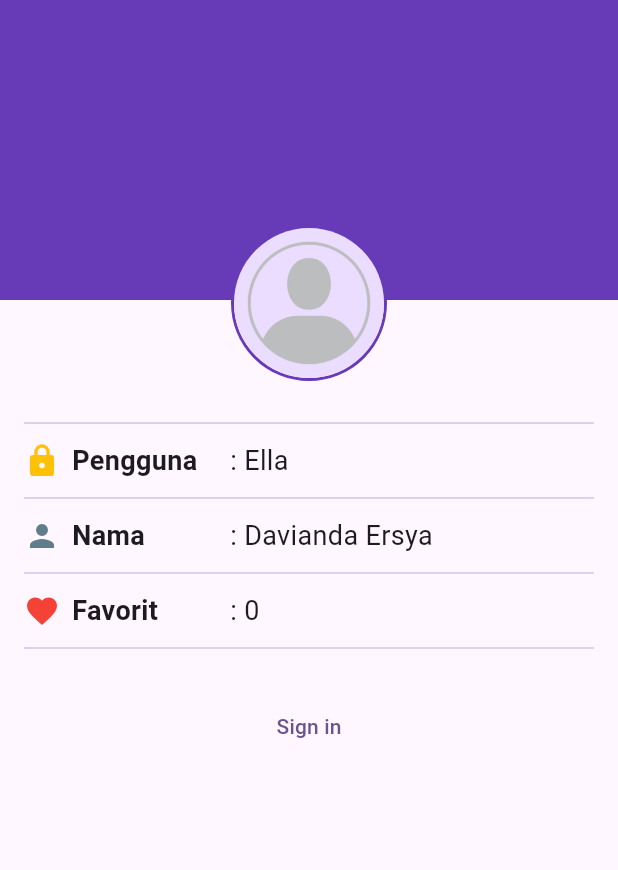
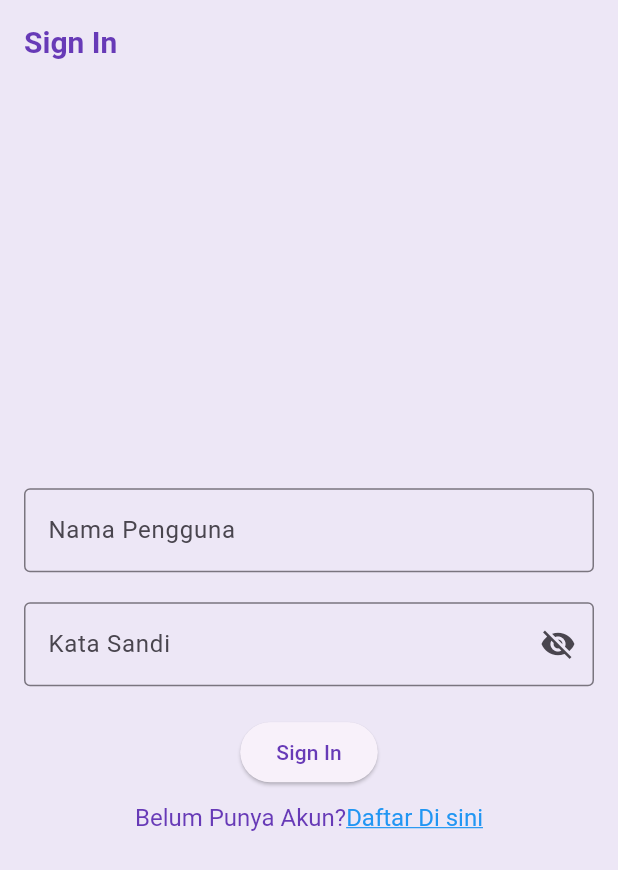
Before and after one commit to 2024-2025-Gasal-PABI-SI5B/project-wisata-candi-si5b-davianella, a Flutter app: the screen it shows after launch, on a phone screen of 412 x 824 dp. Shown: the top 870 px of the screen. Run offline on Flutter 3.47's test engine with Material 3 defaults, Android fonts, the phone set to English and light mode, and no system bars.

Commit message:
sign in screen

```diff
--- a/candi/lib/main.dart
+++ b/candi/lib/main.dart
@@ -2,6 +2,7 @@ import 'package:candi/screens/profile_screen.dart';
 import 'package:flutter/material.dart';
 import 'package:candi/screens/detail_screen.dart';
 import 'package:candi/data/candi_data.dart';
+import 'package:candi/screens/signin_screen.dart';
 
 void main() {
   runApp(const MainApp());
@@ -15,11 +16,22 @@ class MainApp extends StatelessWidget {
     return MaterialApp(
       title: 'Wisata Candi',
       theme: ThemeData(
-        colorScheme : ColorScheme.fromSeed(seedColor:Colors.deepPurple),
+        appBarTheme: const AppBarTheme(
+          iconTheme: IconThemeData(color: Colors.deepPurple),
+          titleTextStyle: TextStyle(
+            color: Colors.deepPurple,
+            fontSize: 20,
+            fontWeight: FontWeight.bold,
+          )
+        ),
+        colorScheme : ColorScheme.fromSeed(seedColor:Colors.deepPurple).copyWith(
+          primary: Colors.deepPurple,
+          surface: Colors.deepPurple[50],
+        ),
         useMaterial3: true,
       ),
       //home: DetailScreen(candi: candiList[0],),
-      home: ProfileScreen(),
+      home: SignInScreen(),
     );
   }
 }
--- /dev/null
+++ b/candi/lib/screens/signin_screen.dart
@@ -0,0 +1,110 @@
+import 'package:flutter/material.dart';
+import 'package:flutter/gestures.dart';
+
+class SignInScreen extends StatefulWidget {
+  const SignInScreen({super.key});
+
+  @override
+  State<SignInScreen> createState() => _SignInScreenState();
+}
+
+class _SignInScreenState extends State<SignInScreen> {
+  // TODO : 1. Deklarasi Variable
+  final TextEditingController _usernameController = TextEditingController();
+  final TextEditingController _passwordController = TextEditingController();
+
+  String _errorText = '';
+  bool _isSignIn = false;
+  bool _obscurePassword = true;
+
+  @override
+  Widget build(BuildContext context) {
+    return Scaffold(
+      //TODO: 2. Pasang AppBar
+      appBar: AppBar(
+        title: const Text('Sign In'),
+      ),
+      //TODO: 3. Pasang Body
+      body: Center(
+        child: SingleChildScrollView(
+          child: Padding(
+            padding: const EdgeInsets.all(16.0),
+            child: Form(
+              child: Column(
+                //TODO : 4. Atur mainAxisAligment dan crossAxisAlignment
+                mainAxisAlignment: MainAxisAlignment.center,
+                crossAxisAlignment: CrossAxisAlignment.center,
+                children: [
+                  //TODO : 5. Buat TextformField untuk Nama Pengguna
+                  TextFormField(
+                    controller: _usernameController,
+                    decoration: const InputDecoration(
+                      labelText: 'Nama Pengguna',
+                      hintText: 'Masukkan Nama Pengguna',
+                      border: OutlineInputBorder(),
+                    ),
+                  ),
+
+                  //TODO : 6. Buat TextformField untuk password
+                  const SizedBox(height: 20),
+                  TextFormField(
+                    controller: _passwordController,
+                    decoration: InputDecoration(
+                      labelText: 'Kata Sandi',
+                      hintText: 'Masukkan Kata Sandi',
+                      border: const OutlineInputBorder(),
+                      errorText: _errorText.isNotEmpty ? _errorText : null,
+                      suffixIcon: IconButton(
+                        onPressed: () {
+                          setState(() {
+                            _obscurePassword = !_obscurePassword;
+                          });
+                        },
+                        icon: Icon(
+                          _obscurePassword ? Icons.visibility_off : Icons.visibility,
+                        ),
+                      ),
+                    ),
+                    obscureText: _obscurePassword,
+                  ),
+
+                  //TODO : 7. Buat Elevated Button Sign In
+                  const SizedBox(
+                    height: 20,
+                  ),
+                  ElevatedButton(
+                    onPressed: () {},
+                    child: const Text('Sign In'),
+                  ),
+
+                  //TODO : 8. Buat Elevated Button Sign Up
+                  const SizedBox(
+                    height: 10,
+                  ),
+                  //TextButton(onPressed: (){},
+                  //child: Text('Belum Punya Akun? Daftar Disini.')),
+                  RichText(
+                    text: TextSpan(
+                      text: 'Belum Punya Akun?',
+                      style:
+                          const TextStyle(fontSize: 16, color: Colors.deepPurple),
+                      children: [
+                        TextSpan(
+                          text: 'Daftar Di sini',
+                          style: const TextStyle(
+                              fontSize: 16,
+                              color: Colors.blue,
+                              decoration: TextDecoration.underline),
+                          recognizer: TapGestureRecognizer()..onTap = () {},
+                        ),
+                      ],
+                    ),
+                  )
+                ],
+              )),
+          ),
+        ),
+      ),
+    );
+  }
+}
```
